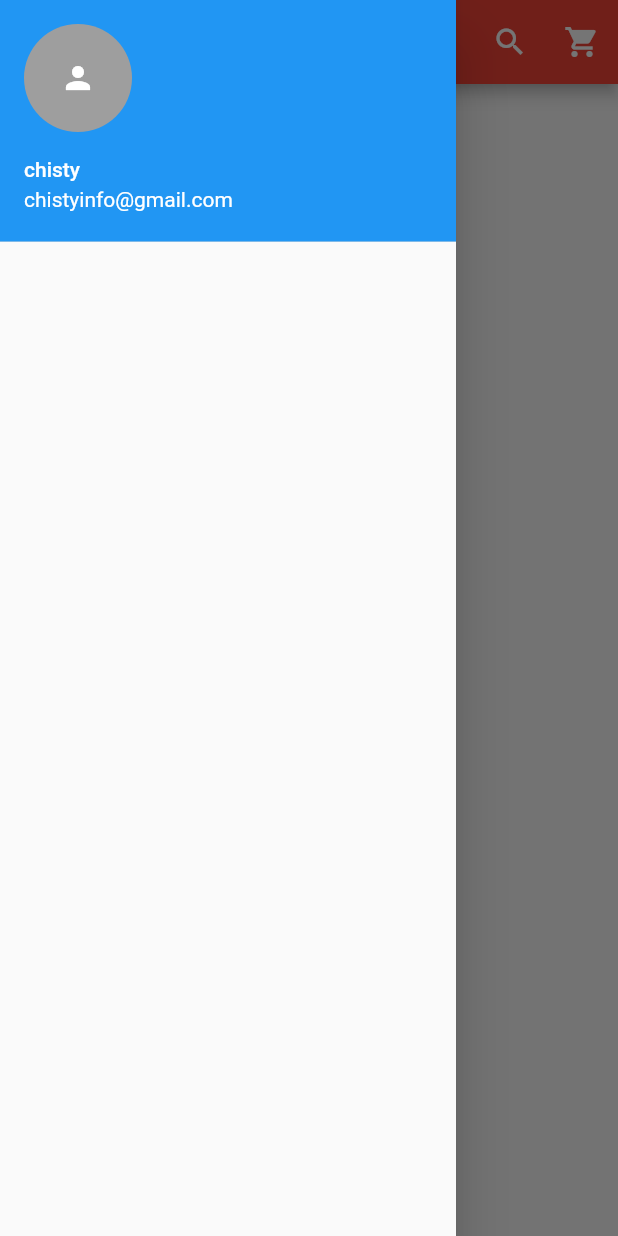
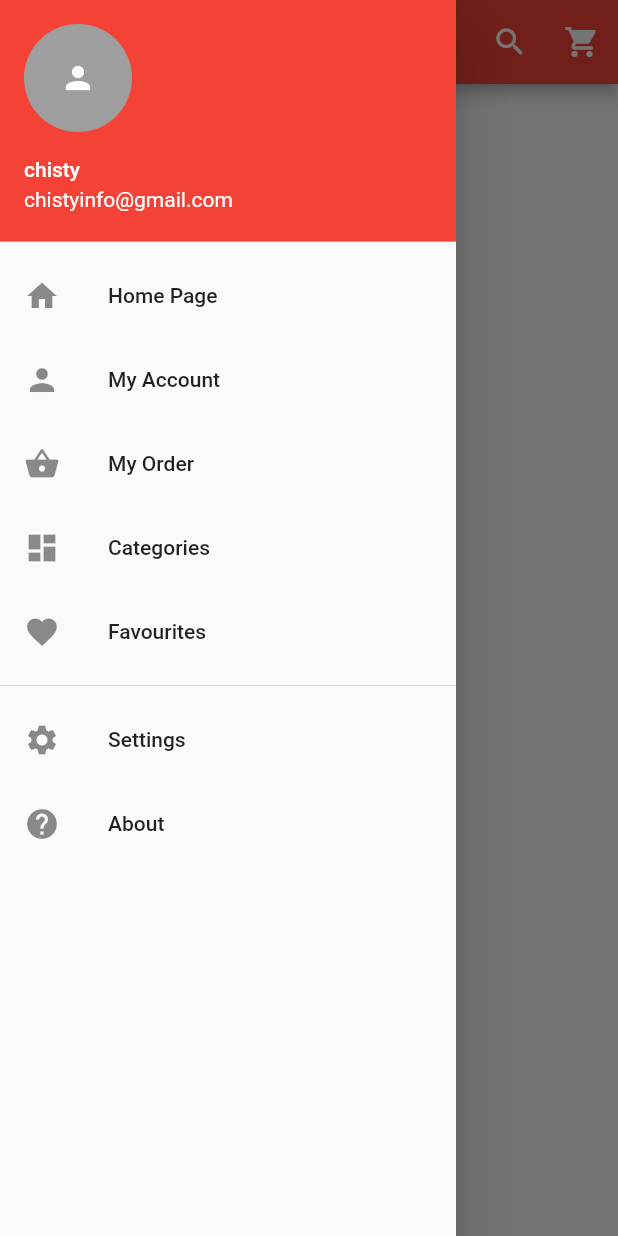
Before and after one commit to chistyinfo/flutter_ecommerce, a Flutter app: the screen it shows after launch, with the side drawer open, on a phone screen of 412 x 824 dp. Run offline on Flutter 3.47's test engine with Material 2 defaults, Android fonts, the phone set to English and light mode, and no system bars.

Commit message:
lesson-8

```diff
--- a/lib/main.dart
+++ b/lib/main.dart
@@ -38,10 +38,71 @@ class _HomePageState extends State<HomePage> {
               currentAccountPicture: GestureDetector(
                 child: CircleAvatar(
                   backgroundColor: Colors.grey,
-                  child: Icon(Icons.person,color: Colors.white,),
+                  child: Icon(
+                    Icons.person,
+                    color: Colors.white,
+                  ),
                 ),
               ),
-            )
+              decoration: BoxDecoration(color: Colors.red),
+            ),
+            InkWell(
+              onTap:() {},
+              //Drawer body
+              child: ListTile(
+                title: Text('Home Page'),
+                leading: Icon(Icons.home),
+              ),
+            ),
+            InkWell(
+              onTap:() {},
+              //Drawer body
+              child: ListTile(
+                title: Text('My Account'),
+                leading: Icon(Icons.person),
+              ),
+            ),
+            InkWell(
+              onTap:() {},
+              //Drawer body
+              child: ListTile(
+                title: Text('My Order'),
+                leading: Icon(Icons.shopping_basket),
+              ),
+            ),
+            InkWell(
+              onTap:() {},
+              //Drawer body
+              child: ListTile(
+                title: Text('Categories'),
+                leading: Icon(Icons.dashboard),
+              ),
+            ),
+            InkWell(
+              onTap:() {},
+              //Drawer body
+              child: ListTile(
+                title: Text('Favourites'),
+                leading: Icon(Icons.favorite),
+              ),
+            ),
+            Divider(),
+            InkWell(
+              onTap:() {},
+              //Drawer body
+              child: ListTile(
+                title: Text('Settings'),
+                leading: Icon(Icons.settings),
+              ),
+            ),
+            InkWell(
+              onTap:() {},
+              //Drawer body
+              child: ListTile(
+                title: Text('About'),
+                leading: Icon(Icons.help),
+              ),
+            ),
           ],
         ),
       ),
```
